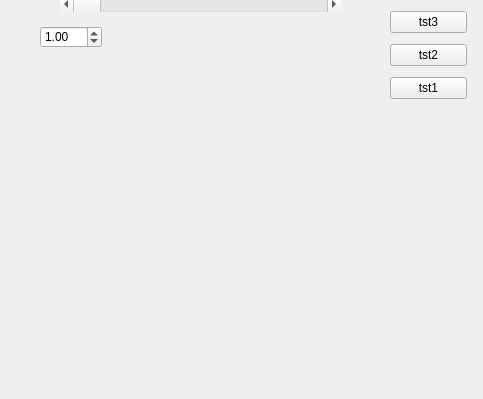
The window that src/mf_ngraph.ui (rrra11git/graph) describes before a commit, drawn with Qt 5; both pictures show x 0 to 483 and y 304 to 703 of the 483 by 703 pixel window.
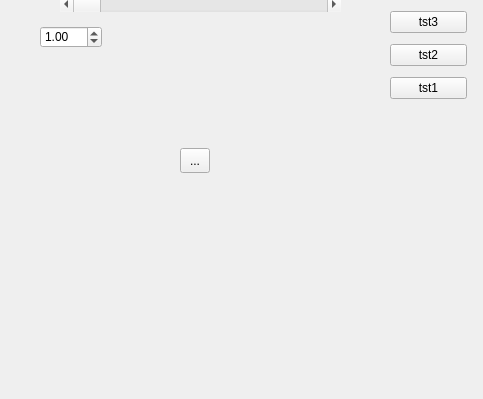
The same window after the commit. Custom widgets are drawn as their Qt base class.

```diff
--- a/src/mf_ngraph.ui
+++ b/src/mf_ngraph.ui
@@ -170,6 +170,19 @@
     <double>1.000000000000000</double>
    </property>
   </widget>
+  <widget class="QToolButton" name="toolButton">
+   <property name="geometry">
+    <rect>
+     <x>180</x>
+     <y>452</y>
+     <width>30</width>
+     <height>25</height>
+    </rect>
+   </property>
+   <property name="text">
+    <string>...</string>
+   </property>
+  </widget>
  </widget>
  <customwidgets>
   <customwidget>
```
